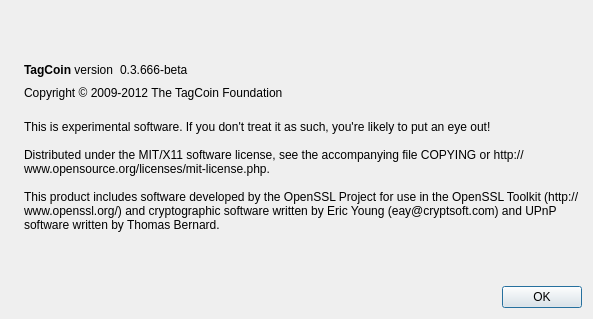
Above: src/qt/forms/aboutdialog.ui from RussiaCoinDotInfo/TagCoin_post_2017 before the change. Below: the same form after it.
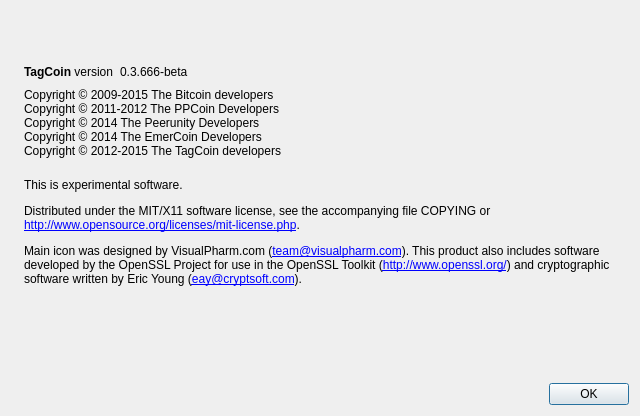
That is the form after the change. Icons and pictures are not drawn.

What changed in the file:
```diff
--- a/src/qt/forms/aboutdialog.ui
+++ b/src/qt/forms/aboutdialog.ui
@@ -1,13 +1,13 @@
 <?xml version="1.0" encoding="UTF-8"?>
 <ui version="4.0">
  <class>AboutDialog</class>
- <widget class="QDialog" name="AboutDialog">
+ <widget class="QWidget" name="AboutDialog">
   <property name="geometry">
    <rect>
     <x>0</x>
     <y>0</y>
-    <width>593</width>
-    <height>319</height>
+    <width>640</width>
+    <height>416</height>
    </rect>
   </property>
   <property name="windowTitle">
@@ -25,6 +25,9 @@
      <property name="pixmap">
       <pixmap resource="../bitcoin.qrc">:/images/about</pixmap>
      </property>
+     <property name="alignment">
+      <set>Qt::AlignLeading|Qt::AlignLeft|Qt::AlignTop</set>
+     </property>
     </widget>
    </item>
    <item>
@@ -91,7 +94,11 @@
         <cursorShape>IBeamCursor</cursorShape>
        </property>
        <property name="text">
-        <string>Copyright © 2009-2012 The TagCoin Foundation</string>
+        <string>Copyright © 2009-2015 The Bitcoin developers
+Copyright © 2011-2012 The PPCoin Developers
+Copyright © 2014 The Peerunity Developers
+Copyright © 2014 The EmerCoin Developers
+Copyright © 2012-2015 The TagCoin developers</string>
        </property>
        <property name="textInteractionFlags">
         <set>Qt::LinksAccessibleByMouse|Qt::TextSelectableByKeyboard|Qt::TextSelectableByMouse</set>
@@ -104,12 +111,7 @@
         <cursorShape>IBeamCursor</cursorShape>
        </property>
        <property name="text">
-        <string>
-This is experimental software. If you don't treat it as such, you're likely to put an eye out!
-
-Distributed under the MIT/X11 software license, see the accompanying file COPYING or http://www.opensource.org/licenses/mit-license.php.
-
-This product includes software developed by the OpenSSL Project for use in the OpenSSL Toolkit (http://www.openssl.org/) and cryptographic software written by Eric Young (eay@cryptsoft.com) and UPnP software written by Thomas Bernard.</string>
+        <string>&lt;html&gt;&lt;head/&gt;&lt;body&gt;&lt;p&gt;&lt;br/&gt;This is experimental software.&lt;/p&gt;&lt;p&gt;Distributed under the MIT/X11 software license, see the accompanying file COPYING or &lt;br/&gt;&lt;a href=&quot;http://www.opensource.org/licenses/mit-license.php&quot;&gt;&lt;span style=&quot; text-decoration: underline; color:#0000ff;&quot;&gt;http://www.opensource.org/licenses/mit-license.php&lt;/span&gt;&lt;/a&gt;.&lt;/p&gt;&lt;p&gt;Main icon was designed by VisualPharm.com (&lt;a href=&quot;mailto:team@visualpharm.com&quot;&gt;&lt;span style=&quot; text-decoration: underline; color:#0000ff;&quot;&gt;team@visualpharm.com&lt;/span&gt;&lt;/a&gt;). This product also includes software developed by the OpenSSL Project for use in the OpenSSL Toolkit (&lt;a href=&quot;http://www.openssl.org/&quot;&gt;&lt;span style=&quot; text-decoration: underline; color:#0000ff;&quot;&gt;http://www.openssl.org/&lt;/span&gt;&lt;/a&gt;) and cryptographic software written by Eric Young (&lt;a href=&quot;mailto:eay@cryptsoft.com&quot;&gt;&lt;span style=&quot; text-decoration: underline; color:#0000ff;&quot;&gt;eay@cryptsoft.com&lt;/span&gt;&lt;/a&gt;).&lt;/p&gt;&lt;p&gt;&lt;br/&gt;&lt;/p&gt;&lt;/body&gt;&lt;/html&gt;</string>
        </property>
        <property name="wordWrap">
         <bool>true</bool>
```
Left out of the diff: 38 changed lines with no effect on the pictures.
